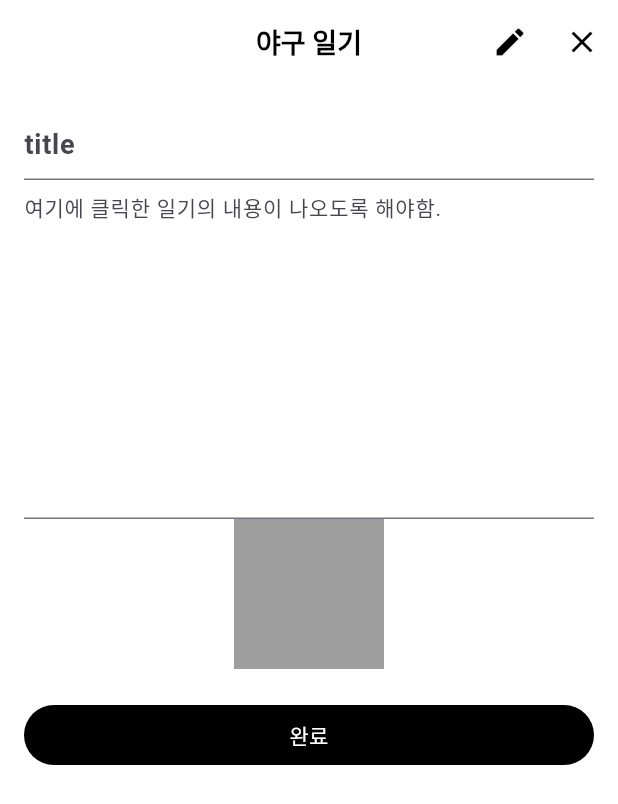
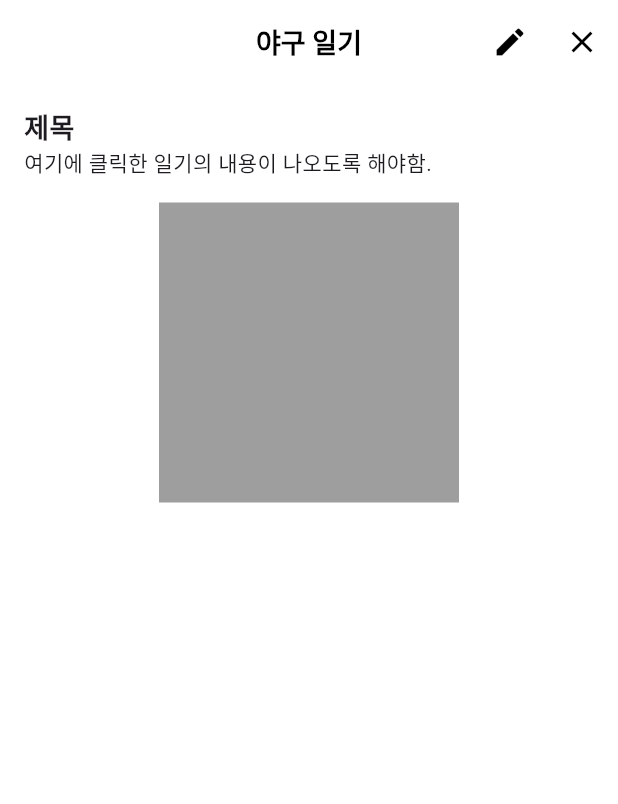
Before and after one commit to seoyeong6/baseball_diary, a Flutter app: the DetailBottomSheet screen opened directly, on a phone screen of 412 x 824 dp. Shown: the top 804 px of the screen. Run offline on Flutter 3.47's test engine with Material 3 defaults, Android fonts, the phone set to English and light mode, and no system bars; our stand-ins replace device_preview_plus, font_awesome_flutter.

Commit message:
fix: detail_bottom_screen의 TextField를 Text로 수정

```diff
--- a/lib/main_navigation/widget/detail_bottom_sheet.dart
+++ b/lib/main_navigation/widget/detail_bottom_sheet.dart
@@ -18,6 +18,7 @@ class _DetailBottomSheetState extends State<DetailBottomSheet> {
 
   void _onPressSave() {
     //TODO: 저장 로직 추가
+    //TODO: 저장하시겠습니까? 묻기
     Navigator.of(context).pop();
   }
 
@@ -36,7 +37,7 @@ class _DetailBottomSheetState extends State<DetailBottomSheet> {
           appBar: AppBar(
             title: Text('야구 일기'),
             actions: [
-              IconButton(onPressed: () {}, icon: Icon(Icons.edit)),
+              IconButton(onPressed: _onPressEdit, icon: Icon(Icons.edit)),
               IconButton(onPressed: _onPressDelete, icon: Icon(Icons.close)),
             ],
             centerTitle: true,
@@ -45,37 +46,25 @@ class _DetailBottomSheetState extends State<DetailBottomSheet> {
           body: Padding(
             padding: const EdgeInsets.all(16.0),
             child: Column(
+              crossAxisAlignment: CrossAxisAlignment.start,
               children: [
-                TextField(
-                  decoration: InputDecoration(hintText: 'title'),
+                Text(
+                  '제목',
+                  style: TextStyle(fontSize: 18, fontWeight: FontWeight.bold),
                   maxLines: 1,
-                  style: TextStyle(fontSize: 18, fontWeight: FontWeight.bold),
-                  cursorColor: Colors.black,
                   textAlign: TextAlign.start,
                 ),
-                TextField(
-                  decoration: InputDecoration(
-                    hintText: '여기에 클릭한 일기의 내용이 나오도록 해야함.',
-                  ),
+                Text(
+                  '여기에 클릭한 일기의 내용이 나오도록 해야함.',
+                  style: TextStyle(fontSize: 14),
                   maxLines: 10,
-                  style: TextStyle(fontSize: 14),
-                  cursorColor: Colors.black,
                   textAlign: TextAlign.start,
                 ),
-                Container(width: 100, height: 100, color: Colors.grey),
+                SizedBox(height: 16),
+                Center(
+                  child: Container(width: 200, height: 200, color: Colors.grey),
+                ),
                 const SizedBox(height: 24),
-                SizedBox(
-                  width: double.infinity,
-                  height: 40,
-                  child: TextButton(
-                    onPressed: _onPressSave,
-                    style: TextButton.styleFrom(
-                      backgroundColor: Colors.black,
-                      foregroundColor: Colors.white,
-                    ),
-                    child: Text('완료'),
-                  ),
-                ),
               ],
             ),
           ),
```
